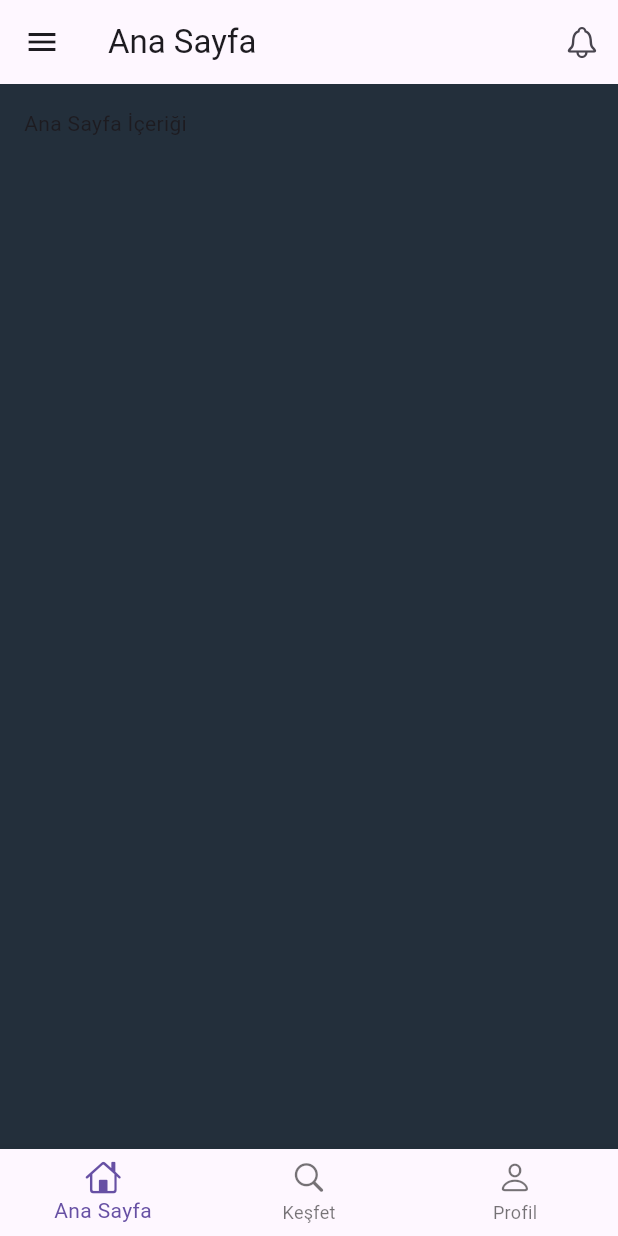
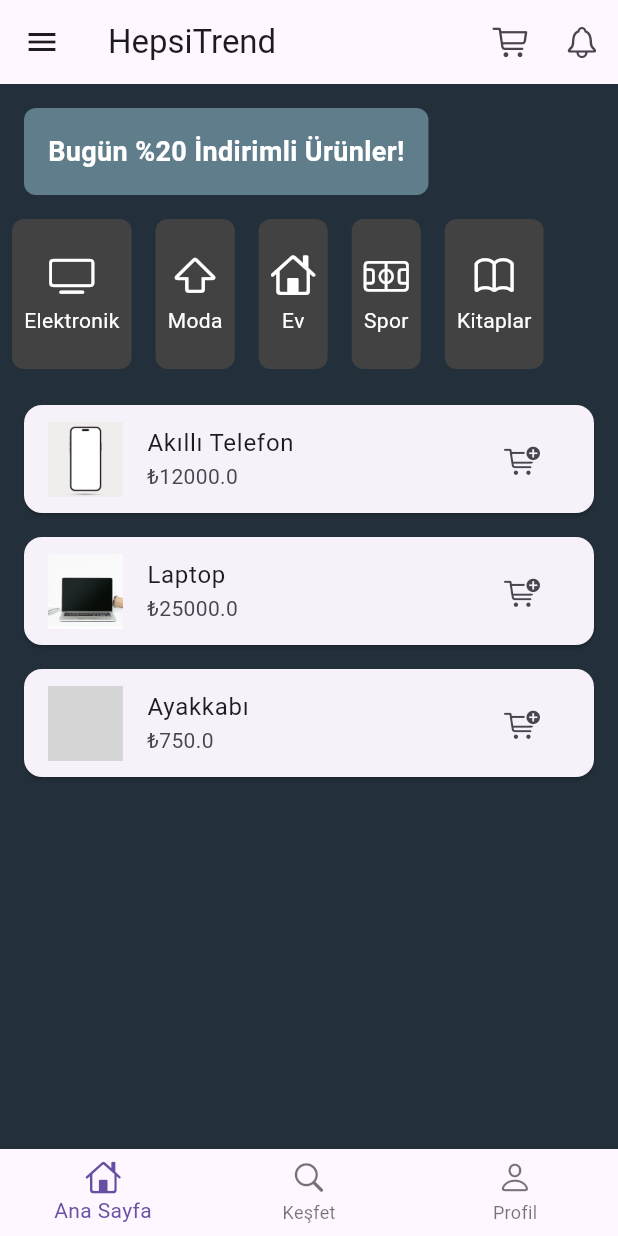
Before and after one commit to Berkeduzgun/HepsiTrend-Flutter, a Flutter app: the HomeScreen screen opened by its route, on a phone screen of 412 x 824 dp. Run offline on Flutter 3.47's test engine with Material 3 defaults, Android fonts, the phone set to English and light mode, and no system bars; our stand-ins replace go_router, lottie; missing offline and left inert: dotlottie_loader; grey boxes are pictures that could not be loaded.

Commit message:
Readme
Ekran fotograflari eklendi

```diff
--- a/lib/screens/home_screen.dart
+++ b/lib/screens/home_screen.dart
@@ -1,4 +1,3 @@
-// ana ekran
 import 'package:flutter/material.dart';
 import 'package:flutter/cupertino.dart';
 
@@ -8,14 +7,22 @@ class HomeScreen extends StatelessWidget {
   @override
   Widget build(BuildContext context) {
     return Scaffold(
-      backgroundColor: Color.fromARGB(255, 35, 47, 59),
+      backgroundColor: const Color.fromARGB(255, 35, 47, 59),
       // AppBar
       appBar: AppBar(
-        title: const Text('Ana Sayfa'),
+        title: const Text('HepsiTrend'),
         actions: [
           IconButton(
+            icon: const Icon(CupertinoIcons.cart),
+            onPressed: () {
+              // Sepet ekranına yönlendirme
+            },
+          ),
+          IconButton(
             icon: const Icon(CupertinoIcons.bell),
-            onPressed: () {},
+            onPressed: () {
+              // Bildirimler ekranına yönlendirme
+            },
           ),
         ],
       ),
@@ -62,17 +69,63 @@ class HomeScreen extends StatelessWidget {
                 Navigator.pop(context);
               },
             ),
+            ListTile(
+              leading: const Icon(CupertinoIcons.square_arrow_right),
+              title: const Text('Çıkış Yap'),
+              onTap: () {
+                Navigator.pop(context);
+              },
+            ),
           ],
         ),
       ),
 
       // Ana içerik
       body: Column(
+        crossAxisAlignment: CrossAxisAlignment.start,
         children: [
+          // Kampanya Banner'ı
+          Container(
+            margin: const EdgeInsets.all(16),
+            padding: const EdgeInsets.all(16),
+            decoration: BoxDecoration(
+              color: Colors.blueGrey,
+              borderRadius: BorderRadius.circular(8),
+            ),
+            child: const Text(
+              'Bugün %20 İndirimli Ürünler!',
+              style: TextStyle(
+                color: Colors.white,
+                fontSize: 18,
+                fontWeight: FontWeight.bold,
+              ),
+            ),
+          ),
+
+          // Kategoriler
+          SizedBox(
+            height: 100,
+            child: ListView(
+              scrollDirection: Axis.horizontal,
+              children: [
+                categoryItem('Elektronik', CupertinoIcons.tv),
+                categoryItem('Moda', CupertinoIcons.shift),
+                categoryItem('Ev', CupertinoIcons.house),
+                categoryItem('Spor', CupertinoIcons.sportscourt),
+                categoryItem('Kitaplar', CupertinoIcons.book),
+              ],
+            ),
+          ),
+
+          // Ürün Listesi
           Expanded(
-            child: Container(
+            child: ListView(
               padding: const EdgeInsets.all(16),
-              child: const Text('Ana Sayfa İçeriği'),
+              children: [
+                productItem('Akıllı Telefon', 'assets/images/phone.jpg', 12000),
+                productItem('Laptop', 'assets/images/laptop.jpg', 25000),
+                productItem('Ayakkabı', 'assets/images/shoes.jpg', 750),
+              ],
             ),
           ),
         ],
@@ -100,4 +153,43 @@ class HomeScreen extends StatelessWidget {
       ),
     );
   }
+
+  Widget categoryItem(String title, IconData icon) {
+    return Container(
+      margin: const EdgeInsets.symmetric(horizontal: 8),
+      padding: const EdgeInsets.all(8),
+      decoration: BoxDecoration(
+        color: Colors.grey[800],
+        borderRadius: BorderRadius.circular(8),
+      ),
+      child: Column(
+        mainAxisAlignment: MainAxisAlignment.center,
+        children: [
+          Icon(icon, color: Colors.white, size: 30),
+          const SizedBox(height: 5),
+          Text(
+            title,
+            style: const TextStyle(color: Colors.white, fontSize: 14),
+          ),
+        ],
+      ),
+    );
+  }
+
+  Widget productItem(String name, String imagePath, double price) {
+    return Card(
+      margin: const EdgeInsets.symmetric(vertical: 8),
+      child: ListTile(
+        leading: Image.asset(imagePath, width: 50, height: 50, fit: BoxFit.cover),
+        title: Text(name),
+        subtitle: Text('₺$price'),
+        trailing: IconButton(
+          icon: const Icon(CupertinoIcons.cart_badge_plus),
+          onPressed: () {
+            // Sepete ekleme işlemi
+          },
+        ),
+      ),
+    );
+  }
 }
```
Also changed, not shown: assets/images/laptop.jpg (added), assets/images/phone.jpg (added), 5 other files.
